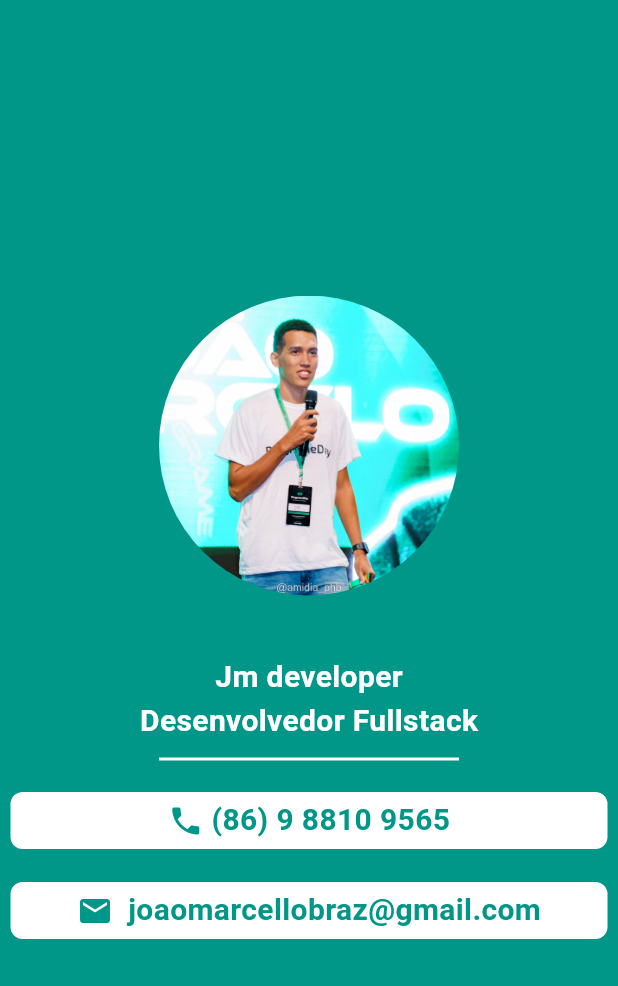
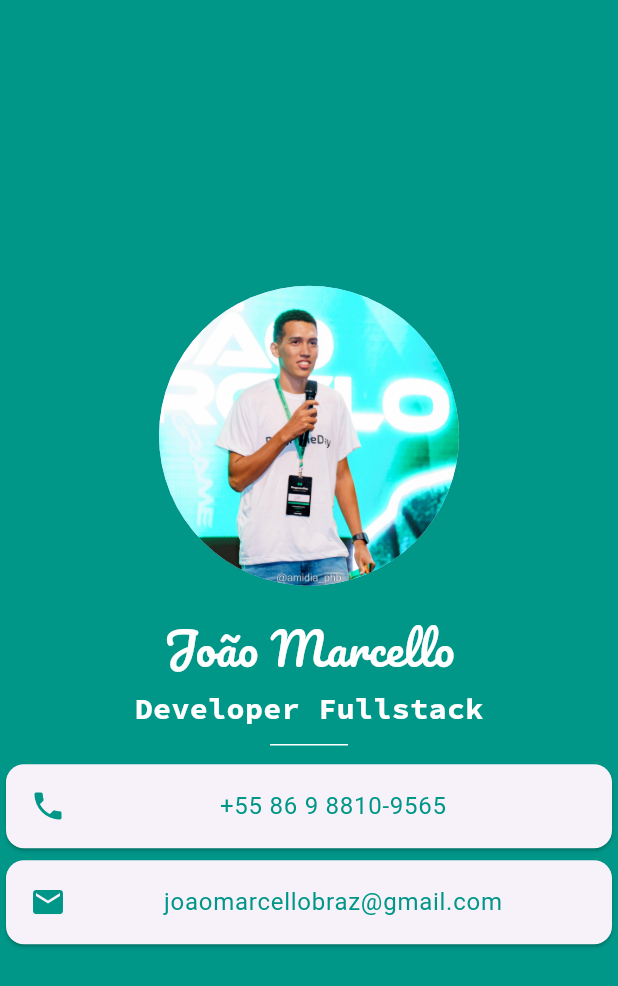
Before and after one commit to Joaomarcellodev/My_app, a Flutter app: the screen it shows after launch, on a phone screen of 412 x 824 dp. Shown: the top 986 px of the screen. Run offline on Flutter 3.47's test engine with Material 3 defaults, Android fonts, the phone set to English and light mode, and no system bars.

Commit message:
upgrade projects

```diff
--- a/lib/main.dart
+++ b/lib/main.dart
@@ -34,95 +34,67 @@ class _MyHomePageState extends State<MyHomePage> {
       body: Center(
         child: Column(
           mainAxisAlignment: MainAxisAlignment.center,
+          crossAxisAlignment: CrossAxisAlignment.center,
           children: [
-            ClipOval(
-              child: Image.asset(
-                'assets/jm_profile.jpeg',
-                width: 200,
-                height: 200,
-                fit: BoxFit.cover,
+            const CircleAvatar(
+              backgroundImage: AssetImage('assets/jm_profile.jpeg'),
+              radius: 100,
+            ),
+            SizedBox(height: 20),
+            Text(
+              "João Marcello",
+              style: TextStyle(
+                color: Colors.white,
+                fontFamily: 'Pacifico',
+                fontSize: 30,
               ),
             ),
-
-            SizedBox(height: 40),
+            SizedBox(height: 5),
             Text(
-              'Jm developer',
+              'Developer Fullstack',
               style: TextStyle(
                 color: Colors.white,
+                fontFamily: 'SourcePro',
                 fontSize: 20,
                 fontWeight: FontWeight.bold,
               ),
             ),
-            Text(
-              'Desenvolvedor Fullstack',
-              style: TextStyle(
-                color: Colors.white,
-                fontSize: 20,
-                fontWeight: FontWeight.bold,
-              ),
+            const Divider(
+              height: 18,
+              indent: 180,
+              endIndent: 180,
+              color: Colors.white,
             ),
-            SizedBox(height: 10),
-            Container(width: 200, height: 2, color: Colors.white),
-            SizedBox(height: 20),
-            Container(
-              width: 400,
-              height: 40,
-             decoration: BoxDecoration(
-              color: Colors.white,
-              border: Border.all(
-                color: Colors.teal
-              ),
-              borderRadius: BorderRadius.circular(9),
-             ),
-              child: Center(
-                child: Row(
-                  mainAxisAlignment: MainAxisAlignment.center,
-                  children: [
-                    Icon(Icons.phone, color: Colors.teal,),
-                    SizedBox(width: 5,),
-                    Text(
-                      '(86) 9 8810 9565',
-                      style: TextStyle(
-                        color: Colors.teal,
-                        fontSize: 20,
-                        fontWeight: FontWeight.bold,
-                      ) ,
-                    )
-                  ],
+
+            Card(
+              child: SizedBox(
+                width: 500,
+                child: ListTile(
+                  title: Center(
+                    child: Text(
+                      '+55 86 9 8810-9565',
+                      style: TextStyle(color: Colors.teal),
+                    ),
+                  ),
+                  leading: Icon(Icons.phone, color: Colors.teal),
                 ),
               ),
             ),
-            SizedBox(height: 20,),
-             Container(
-              width: 400,
-              height: 40,
-             decoration: BoxDecoration(
-              color: Colors.white,
-              border: Border.all(
-                color: Colors.teal,
-              ),
-              borderRadius: BorderRadius.circular(9)
-             ),
-              child: Center(
-                child: Row(
-                  mainAxisAlignment: MainAxisAlignment.center,
-                  children: [
-                    Icon(Icons.email , color: Colors.teal ,),
-                    SizedBox( width: 10,),
-                    Text(
+            SizedBox(width: 10),
+            Card(
+              child: SizedBox(
+                width: 500,
+                child: ListTile(
+                  title: Center(
+                    child: Text(
                       'joaomarcellobraz@gmail.com',
-                      style:TextStyle(
-                        color: Colors.teal,
-                        fontSize: 20,
-                        fontWeight: FontWeight.bold,
-                      ),
-                    )
-                  ],
+                      style: TextStyle(color: Colors.teal),
+                    ),
+                  ),
+                  leading: Icon(Icons.mail, color: Colors.teal),
                 ),
               ),
             ),
-
-
           ],
         ),
       ),
```
Also changed, not shown: pubspec.yaml (+16 -71 lines), fonts/Pacifico-Regular.ttf (added), fonts/SourceCodePro-VariableFont_wght.ttf (added).
